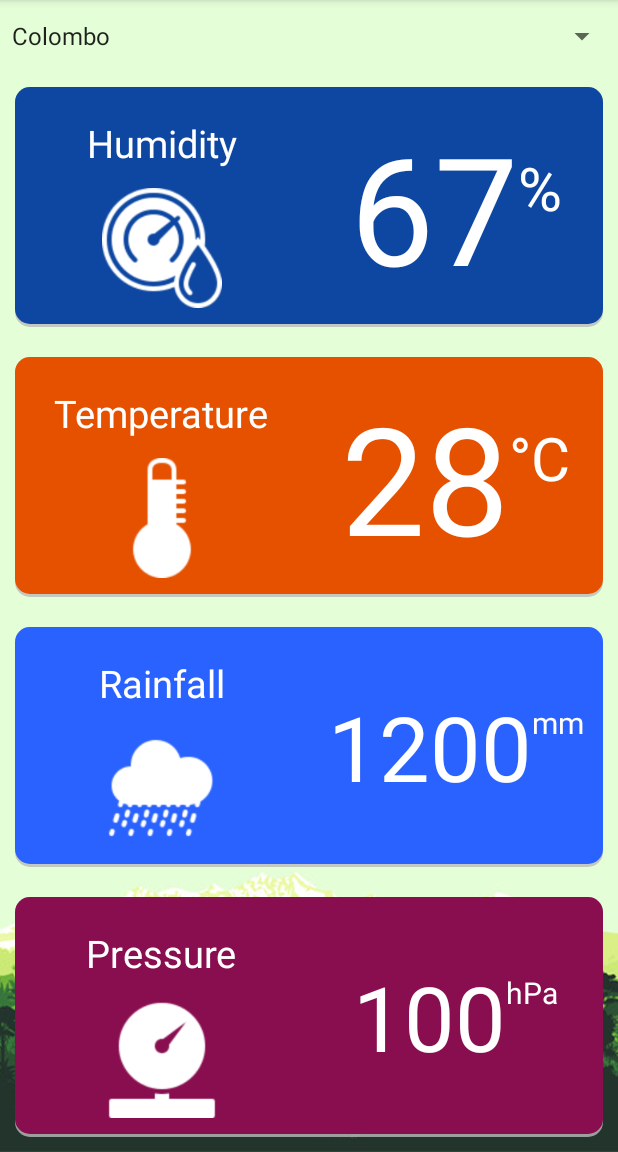
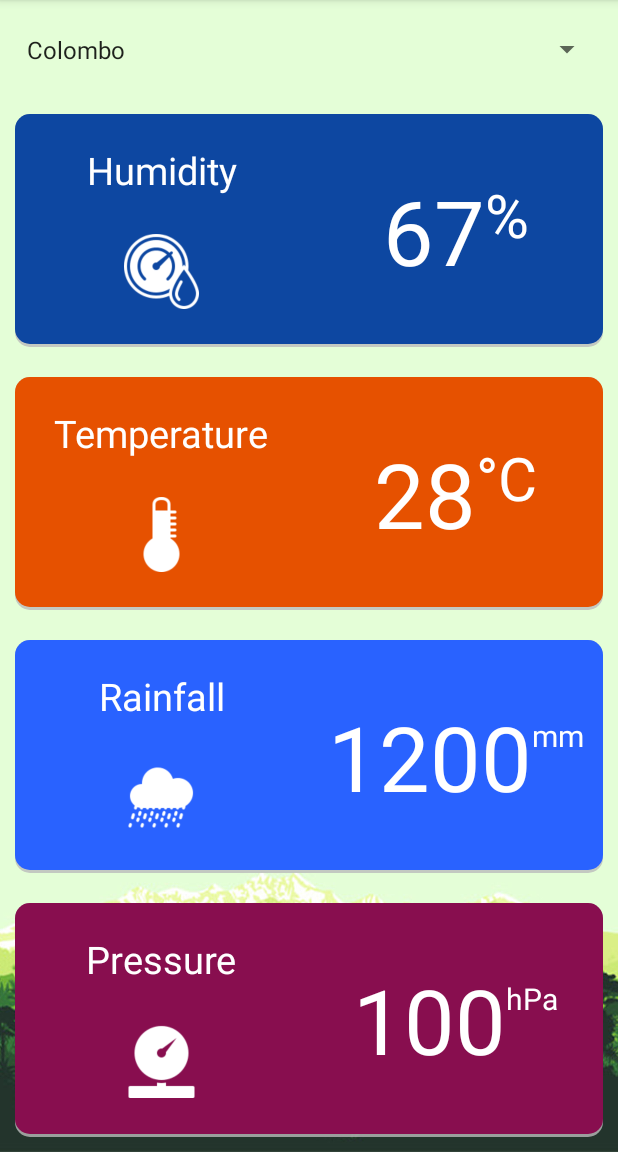
Before and after one commit to dilshanfardil/kfc, an Android app: the screen it shows after launch once a user with an empty profile is signed in (SensorValues), on a phone screen of 412 x 824 dp, the part 84-1236 px from its top. Run offline under Robolectric (Android 15) with nearby library versions, the phone set to English and light mode, and no system bars; our stand-ins replace Firebase (no records; nobody signed in at launch, a user with empty details on screens opened directly); libraries missing offline, so code that uses them is left out: com.facebook, com.facebook.appevents, com.facebook.login; 5 statements that could not run were skipped.

Commit message:
sensor value ui fixed

```diff
--- a/app/src/main/res/layout/activity_sensor_values.xml
+++ b/app/src/main/res/layout/activity_sensor_values.xml
@@ -13,7 +13,8 @@
         android:id="@+id/stationNames"
         android:layout_width="match_parent"
         android:layout_height="0dp"
-        android:layout_weight="0.3" />
+        android:layout_weight="0.3"
+        android:layout_margin="10dp"/>
 
     <LinearLayout
         android:layout_width="match_parent"
@@ -44,11 +45,12 @@
             <LinearLayout
                 android:layout_width="match_parent"
                 android:layout_height="match_parent"
-                android:gravity="center_vertical|center_horizontal">
+                android:gravity="center_vertical|center_horizontal"
+                android:padding="10dp">
                 <ImageView
                     android:id="@+id/icnRound"
-                    android:layout_width="80dp"
-                    android:layout_height="80dp"
+                    android:layout_width="50dp"
+                    android:layout_height="50dp"
                     android:background="@drawable/icn_humidity" />
             </LinearLayout>
         </LinearLayout>
@@ -65,7 +67,7 @@
                 android:text="@string/humidityValue"
                 android:gravity="center_vertical"
                 android:textColor="#fff"
-                android:textSize="100sp" />
+                android:textSize="60sp" />
             <TextView
                 android:layout_width="wrap_content"
                 android:layout_height="match_parent"
@@ -105,11 +107,12 @@
             <LinearLayout
                 android:layout_width="match_parent"
                 android:layout_height="match_parent"
-                android:gravity="center_vertical|center_horizontal">
+                android:gravity="center_vertical|center_horizontal"
+                android:layout_margin="10dp">
                 <ImageView
                     android:id="@+id/icnTemperature"
-                    android:layout_width="80dp"
-                    android:layout_height="80dp"
+                    android:layout_width="50dp"
+                    android:layout_height="50dp"
                     android:background="@drawable/icn_temperature" />
             </LinearLayout>
         </LinearLayout>
@@ -126,7 +129,7 @@
                 android:text="@string/temperatureValue"
                 android:gravity="center_vertical"
                 android:textColor="#fff"
-                android:textSize="100sp" />
+                android:textSize="60sp" />
             <TextView
                 android:layout_width="wrap_content"
                 android:layout_height="match_parent"
@@ -166,11 +169,12 @@
             <LinearLayout
                 android:layout_width="match_parent"
                 android:layout_height="match_parent"
-                android:gravity="center_vertical|center_horizontal">
+                android:gravity="center_vertical|center_horizontal"
+                android:layout_margin="10dp">
                 <ImageView
                     android:id="@+id/icnRainfall"
-                    android:layout_width="80dp"
-                    android:layout_height="80dp"
+                    android:layout_width="50dp"
+                    android:layout_height="50dp"
                     android:background="@drawable/icn_rainfall" />
             </LinearLayout>
         </LinearLayout>
@@ -227,11 +231,12 @@
             <LinearLayout
                 android:layout_width="match_parent"
                 android:layout_height="match_parent"
-                android:gravity="center_vertical|center_horizontal">
+                android:gravity="center_vertical|center_horizontal"
+                android:layout_margin="10dp">
                 <ImageView
                     android:id="@+id/icnPressure"
-                    android:layout_width="80dp"
-                    android:layout_height="80dp"
+                    android:layout_width="50dp"
+                    android:layout_height="50dp"
                     android:background="@drawable/icn_pressure" />
             </LinearLayout>
         </LinearLayout>
```
